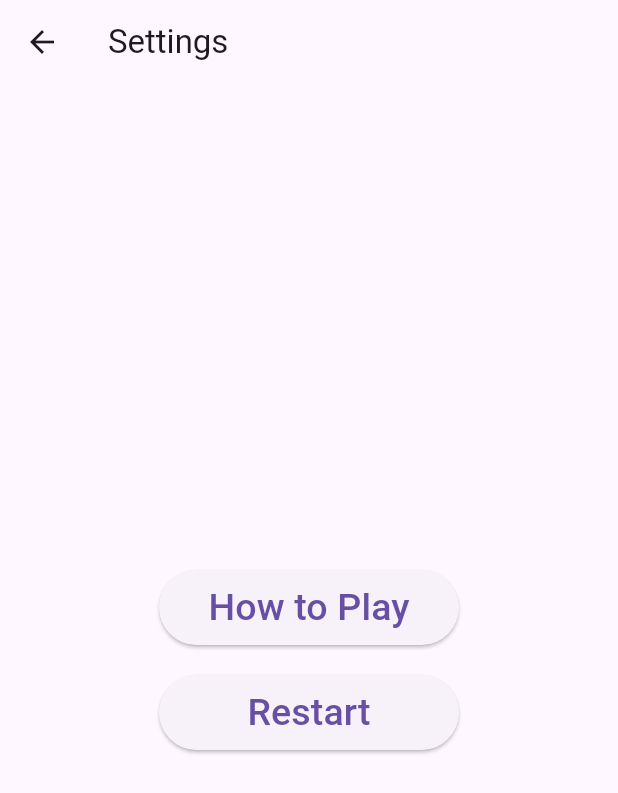
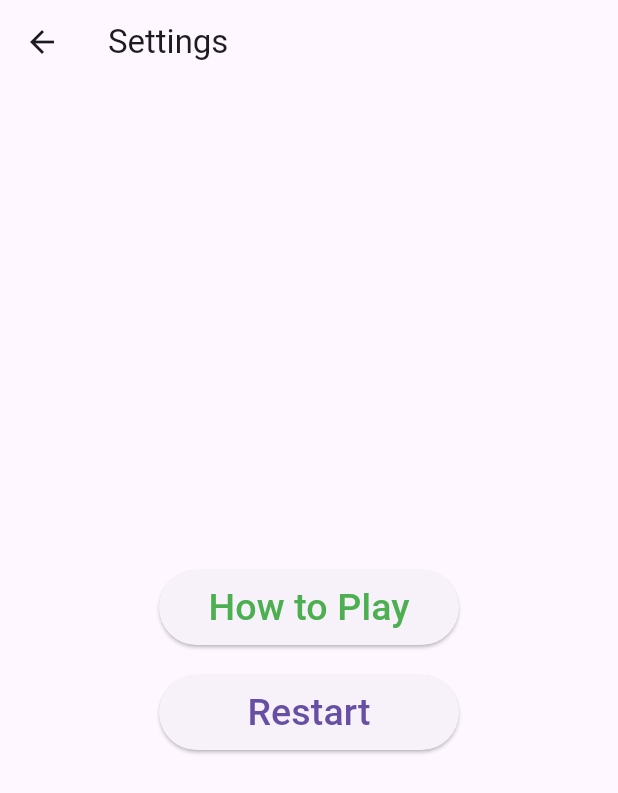
Before and after one commit to nazikanshaffAM/spello_onebysix, a Flutter app: the SettingsPage screen opened directly, on a phone screen of 412 x 824 dp. Shown: the top 793 px of the screen. Run offline on Flutter 3.47's test engine with Material 3 defaults, Android fonts, the phone set to English and light mode, and no system bars; our stand-ins replace fl_chart, flutter_slidable, lottie, shared_preferences, shelf, smooth_page_indicator; missing offline and left inert: record, shelf_router, tutorial_coach_mark; accounts and stored records are empty; project files that could hold a hidden picture were left out.

Commit message:
feat: UI changes to settings_page

```diff
--- a/game2/lib/ui/settings_page.dart
+++ b/game2/lib/ui/settings_page.dart
@@ -28,7 +28,7 @@ class SettingsPage extends StatelessWidget {
                   );
                 },
                 child: Text('How to Play',
-                style: TextStyle(fontSize: 25),), // Button text
+                style: TextStyle(fontSize: 25, color: Colors.green),), // Button text
                 style: ElevatedButton.styleFrom(
                   minimumSize: Size(200, 50),  // Optional: Adjust button size
                 ),
```
